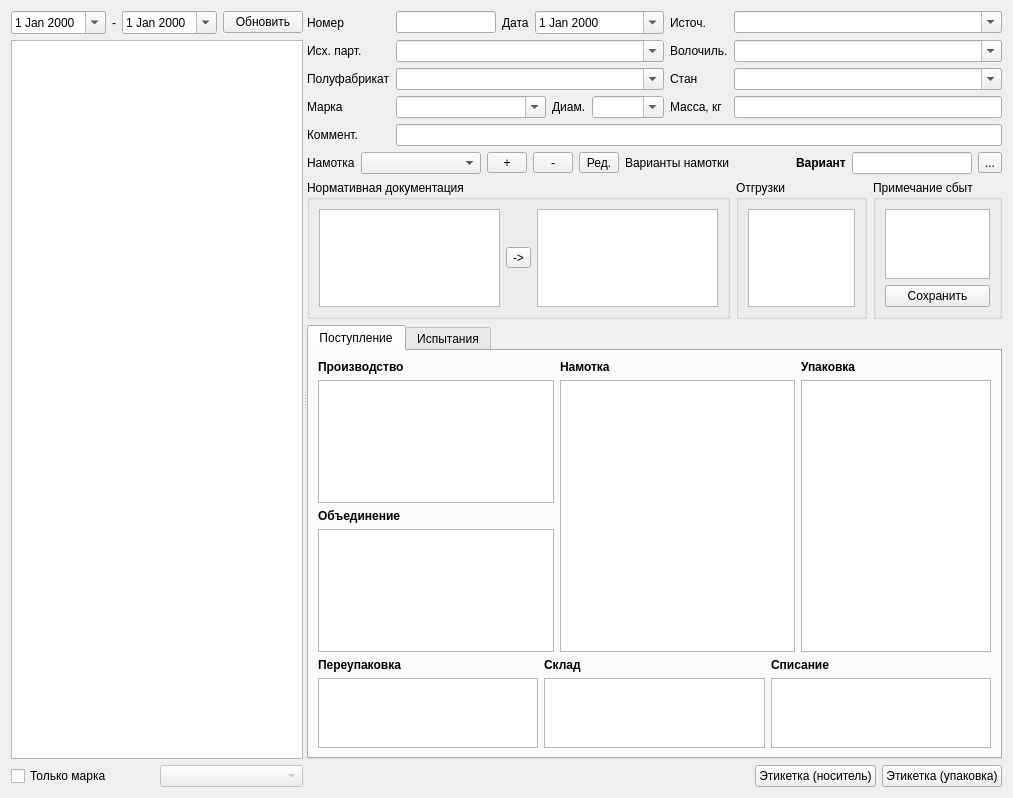
Qt form formpart.ui (Sergeyego/wire_pr) before a commit.
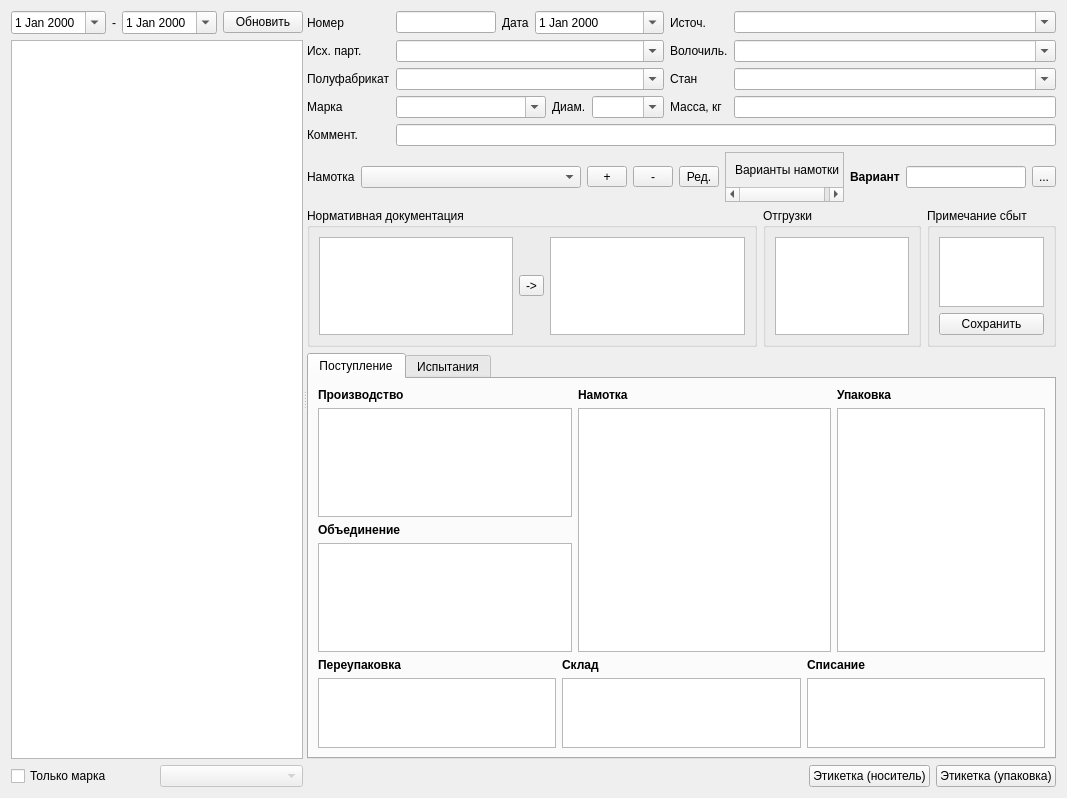
The same form after that commit. Icons and pictures are not drawn. Custom widgets are drawn as their Qt base class.

Commit message: Обновлены варианты упаковок

Patch:
```diff
--- a/formpart.ui
+++ b/formpart.ui
@@ -6,7 +6,7 @@
    <rect>
     <x>0</x>
     <y>0</y>
-    <width>1013</width>
+    <width>1067</width>
     <height>798</height>
    </rect>
   </property>
@@ -324,7 +324,7 @@
           <widget class="QComboBox" name="comboBoxPack">
            <property name="minimumSize">
             <size>
-             <width>120</width>
+             <width>220</width>
              <height>0</height>
             </size>
            </property>
@@ -394,24 +394,45 @@
           </widget>
          </item>
          <item>
-          <widget class="QLabel" name="labelPack">
-           <property name="text">
-            <string>Варианты намотки</string>
+          <widget class="QScrollArea" name="scrollArea">
+           <property name="sizePolicy">
+            <sizepolicy hsizetype="Expanding" vsizetype="Fixed">
+             <horstretch>0</horstretch>
+             <verstretch>0</verstretch>
+            </sizepolicy>
            </property>
-          </widget>
-         </item>
-         <item>
-          <spacer name="horizontalSpacer_3">
-           <property name="orientation">
-            <enum>Qt::Horizontal</enum>
-           </property>
-           <property name="sizeHint" stdset="0">
+           <property name="maximumSize">
             <size>
-             <width>40</width>
-             <height>20</height>
+             <width>16777215</width>
+             <height>50</height>
             </size>
            </property>
-          </spacer>
+           <property name="verticalScrollBarPolicy">
+            <enum>Qt::ScrollBarAlwaysOff</enum>
+           </property>
+           <property name="widgetResizable">
+            <bool>true</bool>
+           </property>
+           <widget class="QWidget" name="scrollAreaWidgetContents">
+            <property name="geometry">
+             <rect>
+              <x>-20</x>
+              <y>0</y>
+              <width>131</width>
+              <height>35</height>
+             </rect>
+            </property>
+            <layout class="QHBoxLayout" name="horizontalLayout_13">
+             <item>
+              <widget class="QLabel" name="labelPack">
+               <property name="text">
+                <string>Варианты намотки</string>
+               </property>
+              </widget>
+             </item>
+            </layout>
+           </widget>
+          </widget>
          </item>
          <item>
           <widget class="QLabel" name="label_14">
```
Left out of the diff: 2 changed lines with no effect on the pictures. The commit also changes 8 other files.
